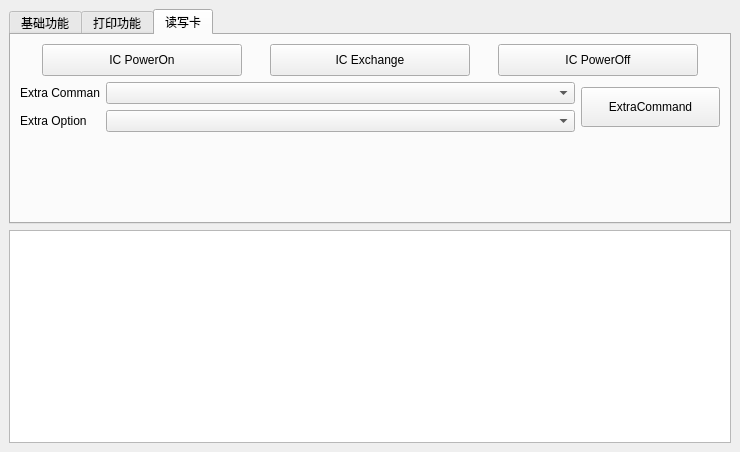
Above: Z390Sample/mainwindow.ui from leithergit/Z390 before the change. Below: the same form after it.
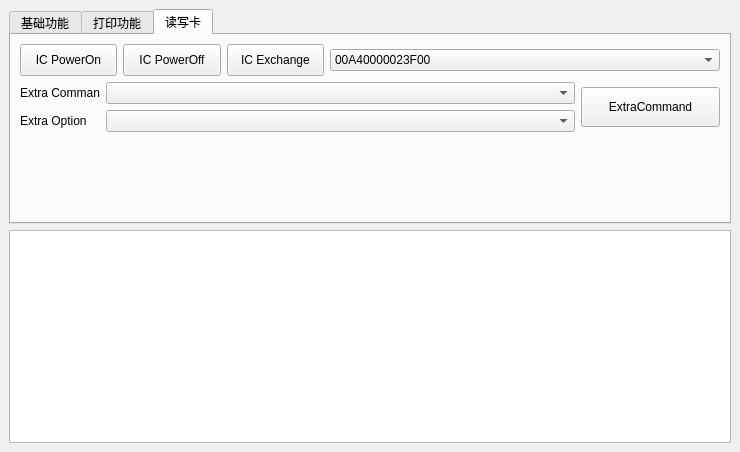
That is the form after the change. The open tabs and pages were chosen to show the change.

```diff
--- a/Z390Sample/mainwindow.ui
+++ b/Z390Sample/mainwindow.ui
@@ -909,11 +909,9 @@
        <attribute name="title">
         <string>读写卡</string>
        </attribute>
-       <layout class="QVBoxLayout" name="verticalLayout_6">
-        <item>
          <layout class="QVBoxLayout" name="verticalLayout_3">
           <item>
-           <layout class="QHBoxLayout" name="horizontalLayout_6">
+         <layout class="QHBoxLayout" name="horizontalLayout_6" stretch="1,1,1,4">
             <item>
              <widget class="QPushButton" name="pushButton_PrinterICOn">
               <property name="minimumSize">
@@ -933,25 +931,6 @@
               </property>
              </widget>
             </item>
-            <item>
-             <widget class="QPushButton" name="pushButton_PrinterICExchange">
-              <property name="minimumSize">
-               <size>
-                <width>80</width>
-                <height>32</height>
-               </size>
-              </property>
-              <property name="maximumSize">
-               <size>
-                <width>200</width>
-                <height>16777215</height>
-               </size>
-              </property>
-              <property name="text">
-               <string>IC Exchange</string>
-              </property>
-             </widget>
-            </item>
             <item>
              <widget class="QPushButton" name="pushButton_PrinterICOff">
               <property name="minimumSize">
@@ -971,6 +950,86 @@
               </property>
              </widget>
             </item>
+          <item>
+           <widget class="QPushButton" name="pushButton_PrinterICExchange">
+            <property name="minimumSize">
+             <size>
+              <width>80</width>
+              <height>32</height>
+             </size>
+            </property>
+            <property name="maximumSize">
+             <size>
+              <width>200</width>
+              <height>16777215</height>
+             </size>
+            </property>
+            <property name="text">
+             <string>IC Exchange</string>
+            </property>
+           </widget>
+          </item>
+          <item>
+           <widget class="QComboBox" name="comboBox_ICcommand">
+            <property name="minimumSize">
+             <size>
+              <width>80</width>
+              <height>0</height>
+             </size>
+            </property>
+            <property name="maximumSize">
+             <size>
+              <width>16777215</width>
+              <height>16777215</height>
+             </size>
+            </property>
+            <item>
+             <property name="text">
+              <string>00A40000023F00</string>
+             </property>
+            </item>
+            <item>
+             <property name="text">
+              <string>00A4040008A00000033301010100</string>
+             </property>
+            </item>
+            <item>
+             <property name="text">
+              <string>00A404000F7378312E73682EC9E7BBE1B1A3D5CF</string>
+             </property>
+            </item>
+            <item>
+             <property name="text">
+              <string>00A4000002EF05</string>
+             </property>
+            </item>
+            <item>
+             <property name="text">
+              <string>00B2010400</string>
+             </property>
+            </item>
+            <item>
+             <property name="text">
+              <string>00B2030400</string>
+             </property>
+            </item>
+            <item>
+             <property name="text">
+              <string>0084000008</string>
+             </property>
+            </item>
+            <item>
+             <property name="text">
+              <string>0084000004</string>
+             </property>
+            </item>
+            <item>
+             <property name="text">
+              <string>0084000010</string>
+             </property>
+            </item>
+           </widget>
+          </item>
            </layout>
           </item>
           <item>
@@ -1092,12 +1151,10 @@
             <property name="sizeHint" stdset="0">
              <size>
               <width>575</width>
-              <height>34</height>
+            <height>59</height>
              </size>
             </property>
            </spacer>
-          </item>
-         </layout>
         </item>
        </layout>
       </widget>
```
Left out of the diff: 2 changed lines with no effect on the pictures. Lines whose indentation alone changed are shown as unchanged.
